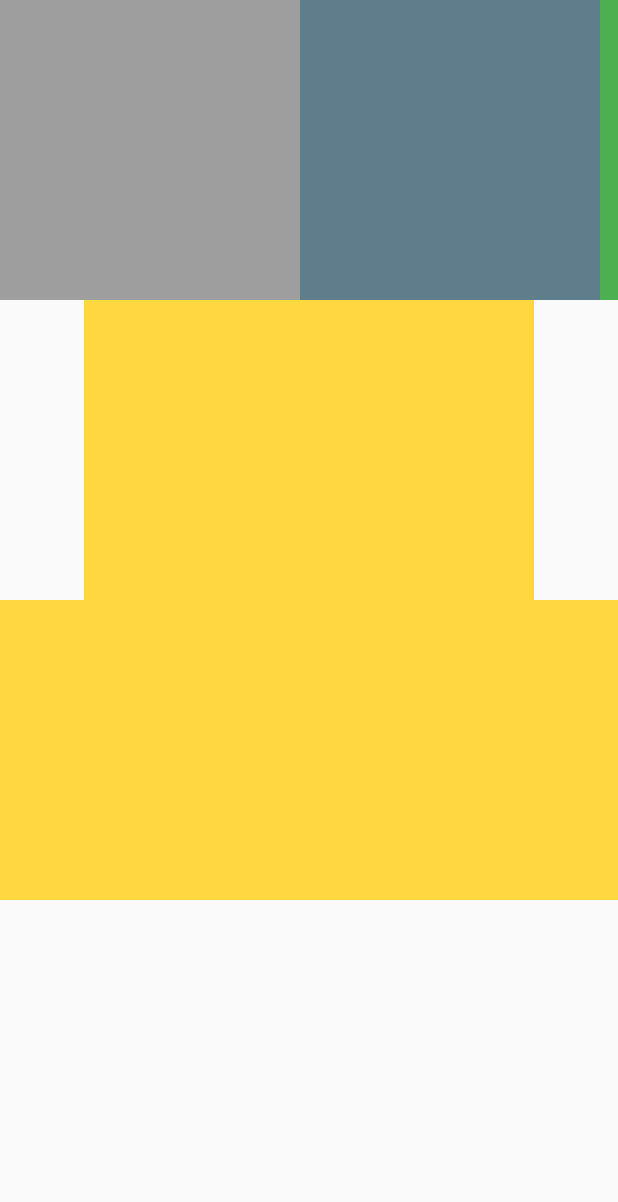
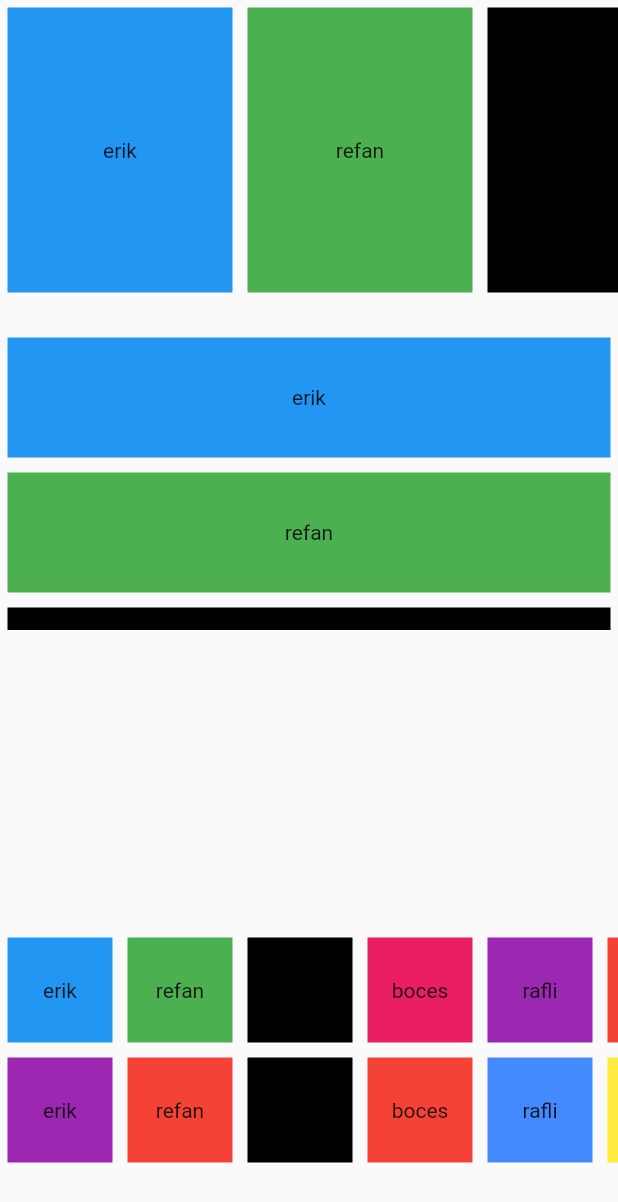
Before and after one commit to ekalm/listview, a Flutter app: the screen it shows after launch, on a phone screen of 412 x 824 dp. Shown: the top 1202 px of the screen. Run offline on Flutter 3.47's test engine with Material 2 defaults, Android fonts, the phone set to English and light mode, and no system bars.

```diff
--- a/lib/main.dart
+++ b/lib/main.dart
@@ -4,76 +4,130 @@ void main() => runApp(MyApp());
 
 class MyApp extends StatelessWidget {
   List<Color> colors = [
-    Colors.amberAccent,
     Colors.blue,
+    Colors.green,
     Colors.black,
-    Colors.brown,
+    Colors.pink,
+    Colors.purple,
+    Colors.red,
+  ];
+  List<String> nama = [
+    'erik',
+    'refan',
+    'raden',
+    'boces',
+    'rafli',
+    'kemal',
+    'boa',
+  ];
+  List<String> nama1 = [
+    'erik',
+    'refan',
+    'raden',
+    'boces',
+    'rafli',
+    'boa',
+    'asep',
+    'asep seblak',
+    'ewok',
+    'fatur',
+    'rama',
+    'bangau',
+  ];
+  List<Color> warna = [
+    Colors.purple,
+    Colors.red,
+    Colors.black,
+    Colors.red,
     Colors.blueAccent,
+    Colors.yellow,
+    Colors.pink,
+    Colors.blue,
+    Colors.grey,
+    Colors.red,
+    Colors.lime,
     Colors.brown,
   ];
+
   @override
   Widget build(BuildContext context) {
-    final title = 'Nyobain ListView';
-
     return MaterialApp(
-      title: title,
       home: Scaffold(
         body: SafeArea(
           child: SingleChildScrollView(
             child: Container(
               child: Column(
-                children: [
+                children: <Widget>[
                   Container(
                     height: 200,
-                    child: ListView(
-                      scrollDirection: Axis.horizontal,
-                      children: <Widget>[
-                        Container(
-                          width: 200,
-                          color: Colors.grey,
-                        ),
-                        Container(
-                          width: 200,
-                          color: Colors.blueGrey,
-                        ),
-                        Container(
-                          width: 200,
-                          color: Colors.green,
-                        ),
-                        Container(
-                          width: 200,
-                          color: Colors.grey,
-                        )
-                      ],
-                    ),
-                  ),
-                  Container(
-                    height: 200,
-                    width: 300,
                     child: ListView.builder(
                         scrollDirection: Axis.horizontal,
                         itemCount: colors.length,
                         itemBuilder: (context, index) {
                           return Container(
-                            width: 400,
-                            height: 150,
+                            margin: new EdgeInsets.all(5),
+                            width: 150,
+                            height: 80,
                             color: colors[index],
+                            child: Center(
+                              child: Text(nama[index]),
+                            ),
+                          );
+                        }),
+                  ),
+                  Padding(padding: const EdgeInsets.all(10)),
+                  Container(
+                    height: 200,
+                    child: ListView.builder(
+                        scrollDirection: Axis.vertical,
+                        itemCount: colors.length,
+                        itemBuilder: (context, index) {
+                          return Container(
+                            margin: new EdgeInsets.all(5),
+                            width: 150,
+                            height: 80,
+                            color: colors[index],
+                            child: Center(
+                              child: Text(nama[index]),
+                            ),
+                          );
+                        }),
+                  ),
+                  Padding(padding: const EdgeInsets.all(100)),
+                  Container(
+                    height: 80,
+                    child: ListView.builder(
+                        scrollDirection: Axis.horizontal,
+                        itemCount: colors.length,
+                        itemBuilder: (context, index) {
+                          return Container(
+                            margin: new EdgeInsets.all(5),
+                            width: 70,
+                            height: 80,
+                            color: colors[index],
+                            child: Center(
+                              child: Text(nama[index]),
+                            ),
                           );
                         }),
                   ),
                   Container(
-                    height: 200,
-                    width: 500,
+                    height: 80,
                     child: ListView.builder(
-                        itemCount: colors.length,
+                        scrollDirection: Axis.horizontal,
+                        itemCount: warna.length,
                         itemBuilder: (context, index) {
                           return Container(
-                            width: 300,
-                            height: 400,
-                            color: colors[index],
+                            margin: new EdgeInsets.all(5),
+                            width: 70,
+                            height: 80,
+                            color: warna[index],
+                            child: Center(
+                              child: Text(nama1[index]),
+                            ),
                           );
                         }),
-                  )
+                  ),
                 ],
               ),
             ),
```
